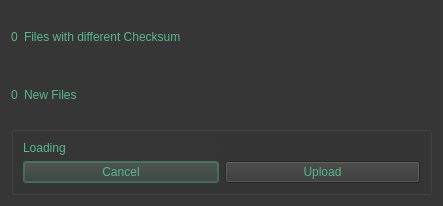
The window that irods-basicGUI/ui-files/dataTransferState.ui (iBridges-for-iRODS/iBridges) describes before a commit, drawn with Qt 5.
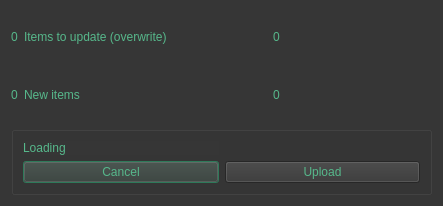
The same window after the commit.

Commit message: - Fixing folder comparisin for data uploads - Fixing data downloads - Adding partial uploads

Diff of the .ui file:
```diff
--- a/irods-basicGUI/ui-files/dataTransferState.ui
+++ b/irods-basicGUI/ui-files/dataTransferState.ui
@@ -84,14 +84,27 @@
         <enum>QFrame::NoFrame</enum>
        </property>
        <property name="text">
-        <string>Files with different Checksum</string>
+        <string>Items to update (overwrite)</string>
        </property>
       </widget>
      </item>
+     <item>
+      <spacer name="horizontalSpacer_3">
+       <property name="orientation">
+        <enum>Qt::Horizontal</enum>
+       </property>
+       <property name="sizeHint" stdset="0">
+        <size>
+         <width>40</width>
+         <height>20</height>
+        </size>
+       </property>
+      </spacer>
+     </item>
      <item>
       <widget class="QLabel" name="ChecksumSizeLbl">
        <property name="text">
-        <string/>
+        <string>0</string>
        </property>
       </widget>
      </item>
@@ -101,7 +114,7 @@
         <enum>Qt::Horizontal</enum>
        </property>
        <property name="sizeType">
-        <enum>QSizePolicy::Expanding</enum>
+        <enum>QSizePolicy::Fixed</enum>
        </property>
        <property name="sizeHint" stdset="0">
         <size>
@@ -125,14 +138,27 @@
      <item>
       <widget class="QLabel" name="newFiles">
        <property name="text">
-        <string>New Files   </string>
+        <string>New items   </string>
        </property>
       </widget>
      </item>
+     <item>
+      <spacer name="horizontalSpacer_4">
+       <property name="orientation">
+        <enum>Qt::Horizontal</enum>
+       </property>
+       <property name="sizeHint" stdset="0">
+        <size>
+         <width>40</width>
+         <height>20</height>
+        </size>
+       </property>
+      </spacer>
+     </item>
      <item>
       <widget class="QLabel" name="newFSizeLbl">
        <property name="text">
-        <string/>
+        <string>0</string>
        </property>
       </widget>
      </item>
@@ -142,7 +168,7 @@
         <enum>Qt::Horizontal</enum>
        </property>
        <property name="sizeType">
-        <enum>QSizePolicy::Expanding</enum>
+        <enum>QSizePolicy::Fixed</enum>
        </property>
        <property name="sizeHint" stdset="0">
         <size>
```
Left out of the diff: 4 changed lines with no effect on the pictures. The commit also changes 6 other files.
